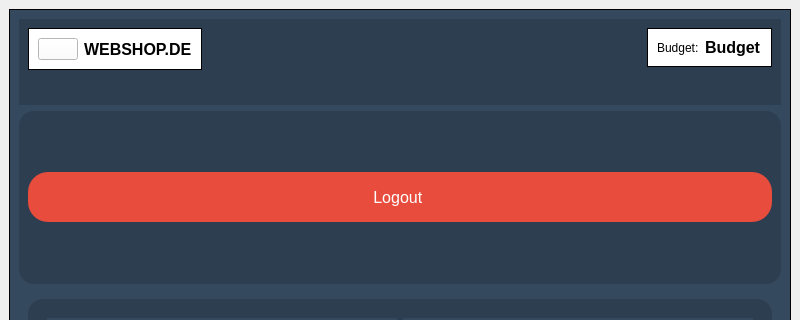
Old version of the form frontend/Nutzerprofil.ui in the repository nhatlam96/gui-xtraktor; both pictures show x 0 to 800 and y 0 to 320 of the 800 by 1000 pixel window.
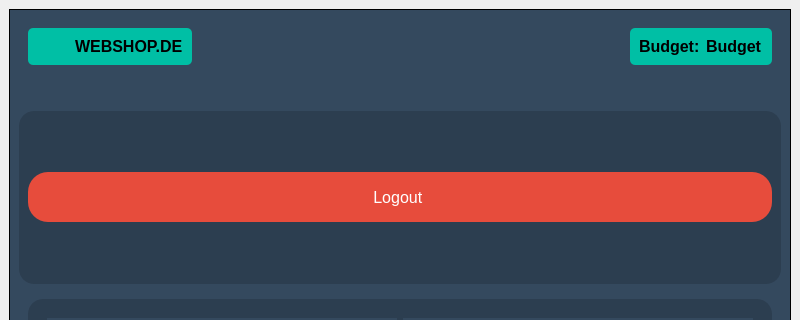
New version of the form.

```diff
--- a/frontend/Nutzerprofil.ui
+++ b/frontend/Nutzerprofil.ui
@@ -42,9 +42,7 @@
        <item>
         <widget class="QFrame" name="frame_4">
          <property name="styleSheet">
-          <string notr="true">QFrame#frame_4 {
-	background-color: rgb(44, 62, 80);
-}</string>
+          <string notr="true"/>
          </property>
          <property name="frameShape">
           <enum>QFrame::NoFrame</enum>
@@ -56,7 +54,9 @@
           <item alignment="Qt::AlignLeft|Qt::AlignTop">
            <widget class="QFrame" name="frame_5">
             <property name="styleSheet">
-             <string notr="true">background-color: white;</string>
+             <string notr="true">background-color: rgb(0, 191, 165);
+border-radius: 5px;
+</string>
             </property>
             <property name="frameShape">
              <enum>QFrame::Box</enum>
@@ -100,7 +100,9 @@
           <item alignment="Qt::AlignRight|Qt::AlignTop">
            <widget class="QFrame" name="frame_6">
             <property name="styleSheet">
-             <string notr="true">background-color: white;</string>
+             <string notr="true">background-color: rgb(0, 191, 165);
+border-radius: 5px;
+</string>
             </property>
             <property name="frameShape">
              <enum>QFrame::Box</enum>
@@ -111,6 +113,12 @@
             <layout class="QHBoxLayout" name="horizontalLayout_10">
              <item>
               <widget class="QLabel" name="label_3">
+               <property name="font">
+                <font>
+                 <pointsize>12</pointsize>
+                 <bold>true</bold>
+                </font>
+               </property>
                <property name="text">
                 <string>Budget:</string>
                </property>
```
